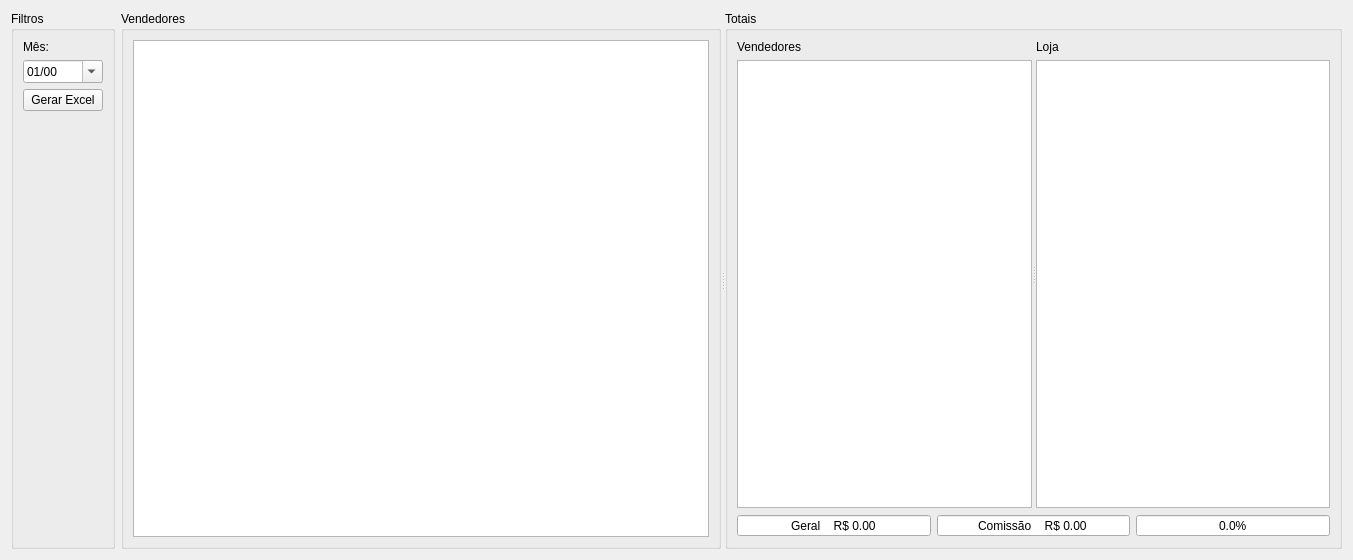
First picture: the form in ui/widgetrelatorio.ui, repository darktorres/ERP-STACCATO, before the edit.
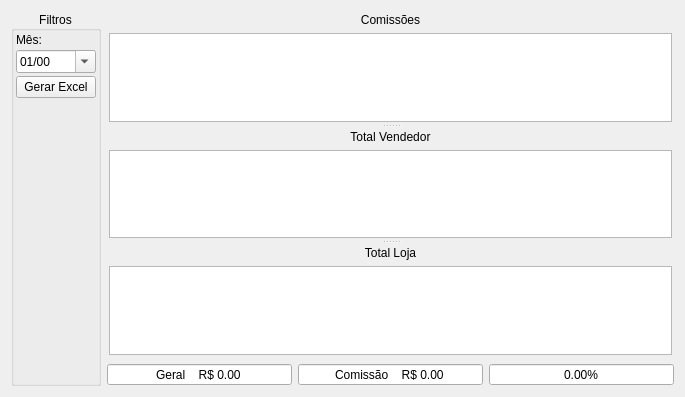
Second picture: the form after the edit. Custom widgets are drawn as their Qt base class.

Patch:
```diff
--- a/ui/widgetrelatorio.ui
+++ b/ui/widgetrelatorio.ui
@@ -6,31 +6,50 @@
    <rect>
     <x>0</x>
     <y>0</y>
-    <width>1353</width>
-    <height>560</height>
+    <width>685</width>
+    <height>397</height>
    </rect>
   </property>
   <property name="windowTitle">
    <string>Form</string>
   </property>
-  <layout class="QGridLayout" name="gridLayout_6">
+  <layout class="QGridLayout" name="gridLayout_3">
    <item row="0" column="1">
     <widget class="QSplitter" name="splitter">
      <property name="orientation">
-      <enum>Qt::Horizontal</enum>
+      <enum>Qt::Vertical</enum>
      </property>
-     <widget class="QGroupBox" name="groupBox">
-      <property name="minimumSize">
-       <size>
-        <width>600</width>
-        <height>0</height>
-       </size>
+     <widget class="QFrame" name="frameComissoes">
+      <property name="frameShape">
+       <enum>QFrame::NoFrame</enum>
       </property>
-      <property name="title">
-       <string>Vendedores</string>
+      <property name="frameShadow">
+       <enum>QFrame::Plain</enum>
       </property>
       <layout class="QGridLayout" name="gridLayout_2">
-       <item row="1" column="2" rowspan="4" colspan="3">
+       <property name="leftMargin">
+        <number>2</number>
+       </property>
+       <property name="topMargin">
+        <number>2</number>
+       </property>
+       <property name="rightMargin">
+        <number>2</number>
+       </property>
+       <property name="bottomMargin">
+        <number>2</number>
+       </property>
+       <item row="0" column="0">
+        <widget class="QLabel" name="labelComissoes">
+         <property name="text">
+          <string>Comissões</string>
+         </property>
+         <property name="alignment">
+          <set>Qt::AlignCenter</set>
+         </property>
+        </widget>
+       </item>
+       <item row="1" column="0">
         <widget class="TableView" name="tableRelatorio">
          <property name="mouseTracking">
           <bool>true</bool>
@@ -48,22 +67,27 @@
        </item>
       </layout>
      </widget>
-     <widget class="QGroupBox" name="groupBoxTotais">
-      <property name="title">
-       <string>Totais</string>
-      </property>
-      <layout class="QGridLayout" name="gridLayout_8">
-       <item row="0" column="0">
-        <widget class="QSplitter" name="splitter_2">
-         <property name="orientation">
-          <enum>Qt::Horizontal</enum>
-         </property>
-         <widget class="QWidget" name="layoutWidget">
+     <widget class="QFrame" name="frameVendedores">
           <layout class="QGridLayout" name="gridLayout_4">
+       <property name="leftMargin">
+        <number>2</number>
+       </property>
+       <property name="topMargin">
+        <number>2</number>
+       </property>
+       <property name="rightMargin">
+        <number>2</number>
+       </property>
+       <property name="bottomMargin">
+        <number>2</number>
+       </property>
            <item row="0" column="0">
             <widget class="QLabel" name="labelTotalVendedor">
              <property name="text">
-              <string>Vendedores</string>
+          <string>Total Vendedor</string>
+         </property>
+         <property name="alignment">
+          <set>Qt::AlignCenter</set>
              </property>
             </widget>
            </item>
@@ -85,12 +109,27 @@
            </item>
           </layout>
          </widget>
-         <widget class="QWidget" name="layoutWidget1">
+     <widget class="QFrame" name="frameLoja">
           <layout class="QGridLayout" name="gridLayout_7">
+       <property name="leftMargin">
+        <number>2</number>
+       </property>
+       <property name="topMargin">
+        <number>2</number>
+       </property>
+       <property name="rightMargin">
+        <number>2</number>
+       </property>
+       <property name="bottomMargin">
+        <number>2</number>
+       </property>
            <item row="0" column="0">
             <widget class="QLabel" name="labelTotalLoja">
              <property name="text">
-              <string>Loja</string>
+          <string>Total Loja</string>
+         </property>
+         <property name="alignment">
+          <set>Qt::AlignCenter</set>
              </property>
             </widget>
            </item>
@@ -114,8 +153,21 @@
          </widget>
         </widget>
        </item>
-       <item row="1" column="0">
+   <item row="1" column="1">
+    <widget class="QFrame" name="frameSomatorios">
         <layout class="QGridLayout" name="gridLayout">
+      <property name="leftMargin">
+       <number>0</number>
+      </property>
+      <property name="topMargin">
+       <number>0</number>
+      </property>
+      <property name="rightMargin">
+       <number>0</number>
+      </property>
+      <property name="bottomMargin">
+       <number>0</number>
+      </property>
          <item row="0" column="1">
           <widget class="QDoubleSpinBox" name="doubleSpinBoxValorComissao">
            <property name="alignment">
@@ -156,7 +208,7 @@
             <string>%</string>
            </property>
            <property name="decimals">
-            <number>1</number>
+         <number>2</number>
            </property>
            <property name="maximum">
             <double>1000000.000000000000000</double>
@@ -186,13 +238,10 @@
           </widget>
          </item>
         </layout>
-       </item>
-      </layout>
-     </widget>
-    </widget>
+    </widget>
    </item>
-   <item row="0" column="0">
-    <widget class="QGroupBox" name="groupBox_2">
+   <item row="0" column="0" rowspan="2">
+    <widget class="QGroupBox" name="groupBoxFiltros">
      <property name="sizePolicy">
       <sizepolicy hsizetype="Maximum" vsizetype="Preferred">
        <horstretch>0</horstretch>
@@ -202,8 +251,33 @@
      <property name="title">
       <string>Filtros</string>
      </property>
-     <layout class="QGridLayout" name="gridLayout_3">
-      <item row="1" column="0">
+     <property name="alignment">
+      <set>Qt::AlignCenter</set>
+     </property>
+     <layout class="QVBoxLayout" name="verticalLayout">
+      <property name="spacing">
+       <number>3</number>
+      </property>
+      <property name="leftMargin">
+       <number>2</number>
+      </property>
+      <property name="topMargin">
+       <number>2</number>
+      </property>
+      <property name="rightMargin">
+       <number>2</number>
+      </property>
+      <property name="bottomMargin">
+       <number>2</number>
+      </property>
+      <item>
+       <widget class="QLabel" name="label">
+        <property name="text">
+         <string>Mês:</string>
+        </property>
+       </widget>
+      </item>
+      <item>
        <widget class="QDateEdit" name="dateEditMes">
         <property name="displayFormat">
          <string>MM/yy</string>
@@ -213,33 +287,26 @@
         </property>
        </widget>
       </item>
-      <item row="3" column="0">
+      <item>
+       <widget class="QPushButton" name="pushButtonExcel">
+        <property name="text">
+         <string>Gerar Excel</string>
+        </property>
+       </widget>
+      </item>
+      <item>
        <spacer name="verticalSpacer">
         <property name="orientation">
          <enum>Qt::Vertical</enum>
         </property>
         <property name="sizeHint" stdset="0">
          <size>
-          <width>20</width>
-          <height>40</height>
+          <width>0</width>
+          <height>0</height>
          </size>
         </property>
        </spacer>
       </item>
-      <item row="0" column="0">
-       <widget class="QLabel" name="label">
-        <property name="text">
-         <string>Mês:</string>
-        </property>
-       </widget>
-      </item>
-      <item row="2" column="0">
-       <widget class="QPushButton" name="pushButtonExcel">
-        <property name="text">
-         <string>Gerar Excel</string>
-        </property>
-       </widget>
-      </item>
      </layout>
     </widget>
    </item>
```
Left out of the diff: 1 changed line with no effect on the pictures. Lines whose indentation alone changed are shown as unchanged.
